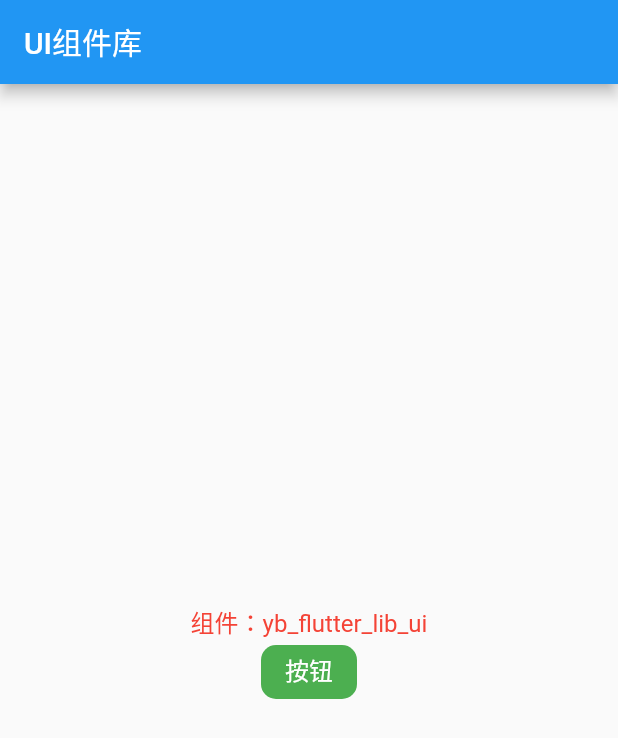
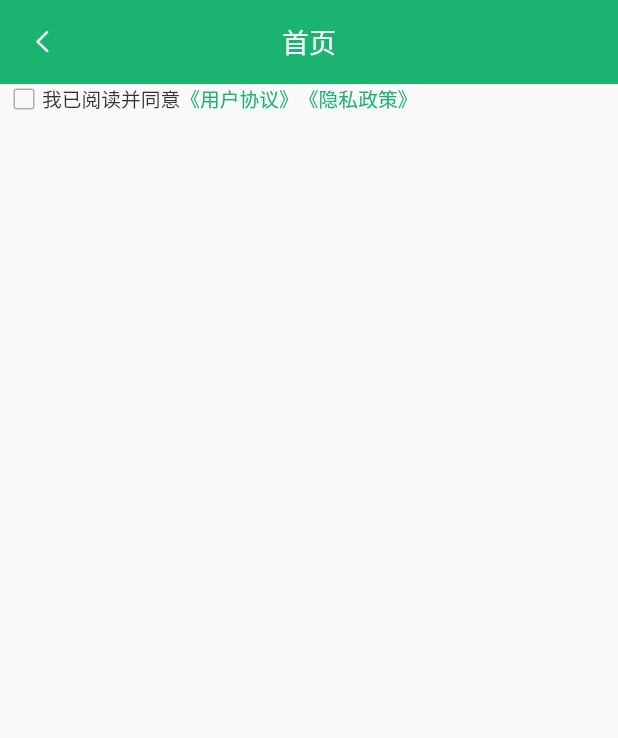
Before and after one commit to crazycoding7/yb_flutter_lib_ui, a Flutter app: the screen it shows after launch, on a phone screen of 412 x 824 dp. Shown: the top 738 px of the screen. Run offline on Flutter 3.47's test engine with Material 2 defaults, Android fonts, the phone set to English and light mode, and no system bars; our stand-ins replace cached_network_image, flutter_screenutil, flutter_smart_dialog, fluttertoast, get, timer_count_down.

```diff
--- a/example/lib/main.dart
+++ b/example/lib/main.dart
@@ -1,6 +1,8 @@
+import 'package:flutter/foundation.dart';
 import 'package:flutter/material.dart';
-import 'package:yb_flutter_lib_ui/button/widget_button.dart';
-import 'package:yb_flutter_lib_ui/text/widget_text.dart';
+import 'package:flutter_screenutil/flutter_screenutil.dart';
+import 'package:yb_flutter_lib_ui/agreement/agreement_richview.dart';
+import 'package:yb_flutter_lib_ui/appbar/yb_appbar.dart';
 
 void main() {
   runApp(const MyApp());
@@ -9,45 +11,70 @@ void main() {
 class MyApp extends StatelessWidget {
   const MyApp({Key? key}) : super(key: key);
 
+  // This widget is the root of your application.
   @override
   Widget build(BuildContext context) {
-    return MaterialApp(
-      title: 'UI组件库',
-      theme: ThemeData(
-        primarySwatch: Colors.blue,
+    return ScreenUtilInit(
+      designSize: const Size(375, 812),
+      child: MaterialApp(
+        title: 'Flutter Demo',
+        theme: ThemeData(
+          // This is the theme of your application.
+          //
+          // Try running your application with "flutter run". You'll see the
+          // application has a blue toolbar. Then, without quitting the app, try
+          // changing the primarySwatch below to Colors.green and then invoke
+          // "hot reload" (press "r" in the console where you ran "flutter run",
+          // or simply save your changes to "hot reload" in a Flutter IDE).
+          // Notice that the counter didn't reset back to zero; the application
+          // is not restarted.
+          primarySwatch: Colors.blue,
+        ),
+        home: const MainPage(),
       ),
-      home: const MyHomePage(title: 'UI组件库'),
     );
   }
 }
 
-class MyHomePage extends StatefulWidget {
-  const MyHomePage({Key? key, required this.title}) : super(key: key);
-
-  final String title;
+class MainPage extends StatefulWidget {
+  const MainPage({Key? key}) : super(key: key);
 
   @override
-  State<MyHomePage> createState() => _MyHomePageState();
+  State<StatefulWidget> createState() {
+    return _MainPageState();
+  }
 }
 
-class _MyHomePageState extends State<MyHomePage> {
+class _MainPageState extends State<MainPage> {
+  @override
+  void initState() {
+    super.initState();
+  }
+
+  @override
+  void dispose() {
+    super.dispose();
+  }
+
   @override
   Widget build(BuildContext context) {
+    return _homePage();
+  }
+
+  Widget _homePage() {
     return Scaffold(
-      appBar: AppBar(
-        title: Text(widget.title),
-      ),
-      body: Center(
+      appBar: YBAppBar.titleAppbar(title: '首页', context: context),
+      body: Container(
+        padding: const EdgeInsets.only(left: 8, right: 8),
         child: Column(
-          mainAxisAlignment: MainAxisAlignment.center,
-          children: <Widget>[
-            WidgetText.getTextNormal(
-                text: '组件：yb_flutter_lib_ui', color: Colors.red),
-            WidgetButton.getBtnNormal(
-              child: WidgetText.getTextNormal(text: '按钮'),
-              bgColor: Colors.green,
-              radius: 10,
-            ),
+          children: [
+            // CommonListItem.listItemWithRadio(1),
+            // CommonListItem.listItemWithSelect(text: '请选择'),
+            AgreementRichView(onClickCallback: (value) {
+              if (kDebugMode) {
+                print('点击');
+              }
+            })
           ],
         ),
       ),
--- a/lib/agreement/widget_dialog_agreement_app.dart
+++ b/lib/agreement/widget_dialog_agreement_app.dart
@@ -11,6 +11,7 @@ import '../widget_small.dart';
 import 'agreement_richview.dart';
 
 typedef YbCallback = void Function();
+
 
 /// 隐私协议弹窗(First)
 class WidgetDialogAgreementApp extends Dialog {
--- a/lib/checkbox/checkbox_common_widget.dart
+++ b/lib/checkbox/checkbox_common_widget.dart
@@ -1,5 +1,6 @@
 import 'package:flutter/material.dart';
 
+import '../const.dart';
 import '../image/common_images.dart';
 
 typedef OnClickCallback = void Function(bool isSelected);
--- /dev/null
+++ b/lib/const.dart
@@ -0,0 +1 @@
+String packageName = 'yb_flutter_lib_ui';
--- a/lib/image/common_images.dart
+++ b/lib/image/common_images.dart
@@ -1,4 +1,3 @@
-String packageName = 'yb_flutter_lib_ui';
 class CommonImages {
   static const String commonTitleBackIcon = 'images/common_title_back_icon.png';
   static const String commonTitleBackBlackIcon =
--- a/lib/list_item/common_list_item.dart
+++ b/lib/list_item/common_list_item.dart
@@ -5,6 +5,7 @@ import 'package:timer_count_down/timer_controller.dart';
 import 'package:timer_count_down/timer_count_down.dart';
 
 import '../color/common_color.dart';
+import '../const.dart';
 import '../image/common_images.dart';
 import '../style/common_style.dart';
 import '../text/widget_text.dart';
--- a/lib/search_field_widget.dart
+++ b/lib/search_field_widget.dart
@@ -5,6 +5,7 @@ import 'package:yb_flutter_lib_ui/widget_small.dart';
 
 import 'color/common_color.dart';
 import 'compose_text_edit_controller.dart';
+import 'const.dart';
 import 'image/common_images.dart';
 
 /// 搜索框
--- a/lib/widget_small.dart
+++ b/lib/widget_small.dart
@@ -1,7 +1,6 @@
 import 'package:flutter/material.dart';
 import 'package:flutter_screenutil/flutter_screenutil.dart';
 import 'package:yb_flutter_lib_ui/text/widget_text.dart';
-
 import 'color/common_color.dart';
 import 'image/common_images.dart';
 
```
Also changed, not shown: example/pubspec.yaml (+7 -2 lines), lib/appbar/yb_appbar.dart (+6 -3 lines), pubspec.yaml (+6 -43 lines), example/pubspec.lock, lib/lib_ui.dart (renamed from lib/yb_flutter_lib_ui.dart), 5 other files.
